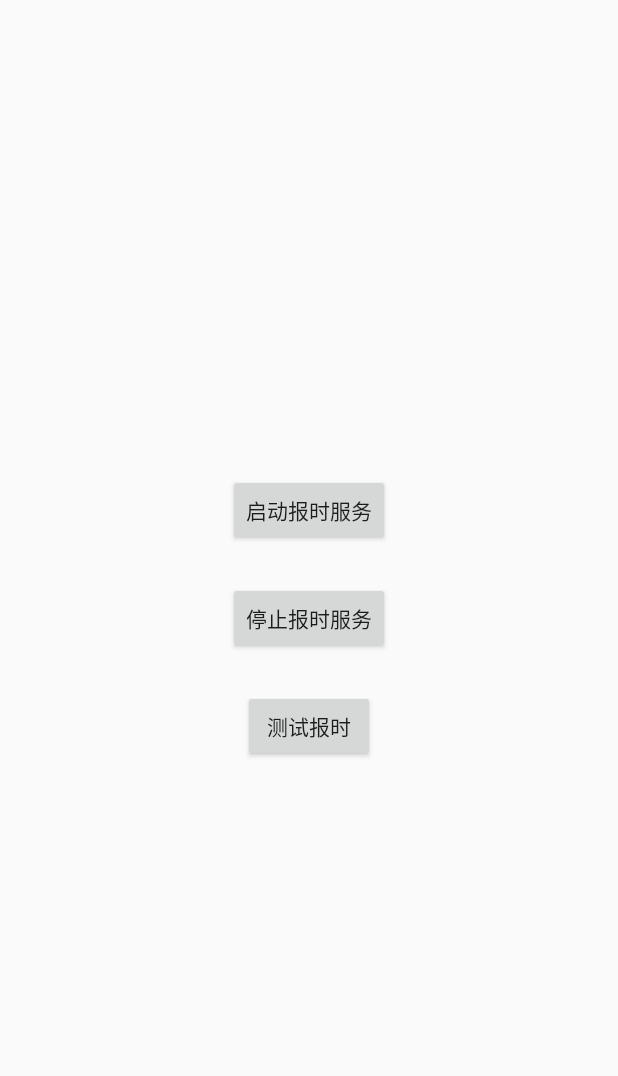
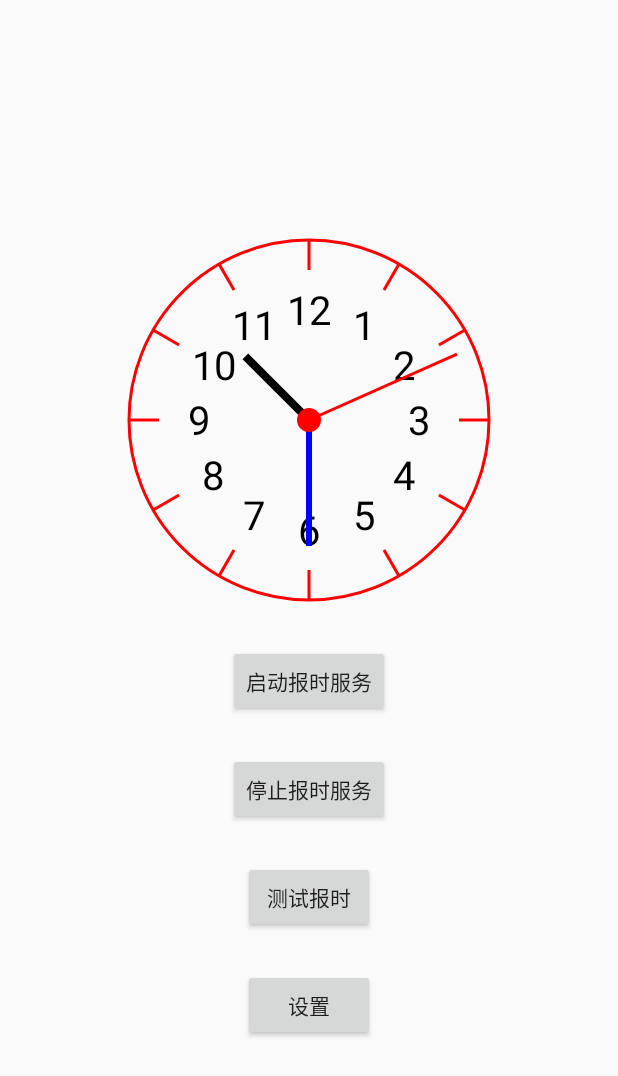
Before and after one commit to privateAccountOfLiu/OpenHourlyChime, an Android app: the layout activity_main.xml on its own in the app's theme, with its tools: preview values and no code run, on a phone screen of 412 x 824 dp. Shown: the top 1076 px of the screen. Run offline under Robolectric (Android 15) with nearby library versions, the phone set to English and light mode, and no system bars.

Commit message:
1. 新增时钟 2. 新增设置（未完善） 3. 修复若干bug与微小改动

```diff
--- a/app/build.gradle.kts
+++ b/app/build.gradle.kts
@@ -43,6 +43,8 @@ dependencies {
     implementation(libs.androidx.appcompat)
     implementation(libs.material)
     implementation(libs.androidx.work.runtime.ktx)
+    implementation(libs.androidx.preference.ktx)
+    implementation(libs.eventbus)
     testImplementation(libs.junit)
     androidTestImplementation(libs.androidx.junit)
     androidTestImplementation(libs.androidx.espresso.core)
--- a/app/src/main/AndroidManifest.xml
+++ b/app/src/main/AndroidManifest.xml
@@ -29,6 +29,10 @@
             </intent-filter>
         </activity>
 
+        <activity
+            android:name=".SettingsActivity"
+            android:label="@string/str9" />
+
         <!-- 前台服务 -->
         <service
             android:name=".TimeService"
--- a/app/src/main/java/com/privacyaccountofliu/openhourlychime/App.kt
+++ b/app/src/main/java/com/privacyaccountofliu/openhourlychime/App.kt
@@ -1,6 +1,5 @@
 package com.privacyaccountofliu.openhourlychime
 
-// App.kt
 import android.app.Application
 import android.app.NotificationChannel
 import android.app.NotificationManager
--- /dev/null
+++ b/app/src/main/java/com/privacyaccountofliu/openhourlychime/ClockView.kt
@@ -0,0 +1,114 @@
+package com.privacyaccountofliu.openhourlychime
+
+import android.content.Context
+import android.graphics.*
+import android.os.Handler
+import android.os.Looper
+import android.util.AttributeSet
+import android.view.View
+import kotlin.math.cos
+import kotlin.math.sin
+import android.util.Log
+import java.time.LocalDateTime
+
+class ClockView @JvmOverloads constructor(
+    context: Context,
+    attrs: AttributeSet? = null,
+    defStyleAttr: Int = 0
+) : View(context, attrs, defStyleAttr) {
+
+    private val paint = Paint(Paint.ANTI_ALIAS_FLAG).apply {
+        style = Paint.Style.STROKE
+        strokeWidth = 4f
+        color = Color.BLACK
+    }
+
+    private val centerPaint = Paint(Paint.ANTI_ALIAS_FLAG).apply {
+        style = Paint.Style.FILL
+        color = Color.RED
+    }
+
+    private val textPaint = Paint(Paint.ANTI_ALIAS_FLAG).apply {
+        textSize = 40f
+        color = Color.BLACK
+        textAlign = Paint.Align.CENTER
+    }
+
+    private val handler = Handler(Looper.getMainLooper())
+    private lateinit var bounds: Rect
+    private var centerX = 0f
+    private var centerY = 0f
+    private var radius = 0f
+
+    private var hourAngle = 0f
+    private var minuteAngle = 0f
+    private var secondAngle = 0f
+
+    private val updateRunnable = object : Runnable {
+        override fun run() {
+            updateTime()
+            invalidate()
+            handler.postDelayed(this, 1000)
+        }
+    }
+
+    override fun onAttachedToWindow() {
+        super.onAttachedToWindow()
+        handler.post(updateRunnable)
+    }
+
+    override fun onDetachedFromWindow() {
+        super.onDetachedFromWindow()
+        handler.removeCallbacks(updateRunnable)
+    }
+
+    override fun onSizeChanged(w: Int, h: Int, oldw: Int, oldh: Int) {
+        super.onSizeChanged(w, h, oldw, oldh)
+        bounds = Rect(0, 0, w, h)
+        centerX = w / 2f
+        centerY = h / 2f
+        radius = (w.coerceAtMost(h) / 2f * 0.8f)
+    }
+
+    override fun onDraw(canvas: Canvas) {
+        super.onDraw(canvas)
+
+        canvas.drawCircle(centerX, centerY, radius, paint)
+
+        for (i in 0 until 12) {
+            val angle = Math.PI / 6 * i
+            val startX = centerX + cos(angle) * (radius - 30)
+            val startY = centerY + sin(angle) * (radius - 30)
+            val stopX = centerX + cos(angle) * radius
+            val stopY = centerY + sin(angle) * radius
+
+            canvas.drawLine(startX.toFloat(), startY.toFloat(), stopX.toFloat(), stopY.toFloat(), paint)
+
+            val textX = centerX + sin(angle) * (radius - 70)
+            val textY = centerY + -cos(angle) * (radius - 70) + 15
+            canvas.drawText(if (i == 0) "12" else i.toString(), textX.toFloat(), textY.toFloat(), textPaint)
+        }
+        drawHand(canvas, hourAngle, radius * 0.5f, Color.BLACK, 8f)
+        drawHand(canvas, minuteAngle, radius * 0.7f, Color.BLUE, 6f)
+        drawHand(canvas, secondAngle, radius * 0.9f, Color.RED, 3f)
+        canvas.drawCircle(centerX, centerY, 12f, centerPaint)
+    }
+
+    private fun drawHand(canvas: Canvas, angle: Float, length: Float, color: Int, strokeWidth: Float) {
+        paint.color = color
+        paint.strokeWidth = strokeWidth
+
+        val radian = Math.toRadians(angle.toDouble())
+        val endX = centerX + cos(radian) * length
+        val endY = centerY + sin(radian) * length
+
+        canvas.drawLine(centerX, centerY, endX.toFloat(), endY.toFloat(), paint)
+    }
+
+    private fun updateTime() {
+        val calendar = LocalDateTime.now()
+        secondAngle = calendar.second / 60f * 360f - 90f
+        minuteAngle = calendar.minute / 60f * 360f - 90f // 360/60=6
+        hourAngle = calendar.hour % 12f / 12f * 360f - 90f + (minuteAngle + 90f) / 12f
+    }
+}
--- /dev/null
+++ b/app/src/main/java/com/privacyaccountofliu/openhourlychime/model/AudioConfigEvent.kt
@@ -0,0 +1,5 @@
+package com.privacyaccountofliu.openhourlychime.model
+
+import android.media.AudioAttributes
+
+data class AudioConfigEvent(val attributes: AudioAttributes)
--- a/app/src/main/res/layout/activity_main.xml
+++ b/app/src/main/res/layout/activity_main.xml
@@ -1,30 +1,48 @@
 <?xml version="1.0" encoding="utf-8"?>
-<LinearLayout
-    xmlns:android="http://schemas.android.com/apk/res/android"
+<LinearLayout xmlns:android="http://schemas.android.com/apk/res/android"
+    xmlns:tools="http://schemas.android.com/tools"
     android:layout_width="match_parent"
     android:layout_height="match_parent"
+    xmlns:app="http://schemas.android.com/apk/res-auto"
     android:orientation="vertical"
     android:gravity="center"
     android:padding="24dp">
+
+    <com.privacyaccountofliu.openhourlychime.ClockView
+        android:id="@+id/clockView"
+        android:layout_width="300dp"
+        android:layout_height="300dp"
+        app:layout_constraintBottom_toBottomOf="parent"
+        app:layout_constraintEnd_toEndOf="parent"
+        app:layout_constraintStart_toStartOf="parent"
+        app:layout_constraintTop_toTopOf="parent"
+        tools:ignore="TextSizeCheck" />
 
     <Button
         android:id="@+id/btnStart"
         android:layout_width="wrap_content"
         android:layout_height="wrap_content"
-        android:text="@string/str1"
-        android:layout_marginBottom="24dp"/>
+        android:layout_marginBottom="24dp"
+        android:text="@string/str1" />
 
     <Button
         android:id="@+id/btnStop"
         android:layout_width="wrap_content"
         android:layout_height="wrap_content"
-        android:text="@string/str2"/>
+        android:text="@string/str2" />
 
     <Button
         android:id="@+id/btnDebug"
         android:layout_width="wrap_content"
         android:layout_height="wrap_content"
-        android:text="@string/str3"
-        android:layout_marginTop="24dp"/>
+        android:layout_marginTop="24dp"
+        android:text="@string/str3" />
+
+    <Button
+        android:id="@+id/btnSettings"
+        android:layout_width="wrap_content"
+        android:layout_height="wrap_content"
+        android:layout_marginTop="24dp"
+        android:text="@string/str9" />
 
 </LinearLayout>
--- a/gradle/libs.versions.toml
+++ b/gradle/libs.versions.toml
@@ -1,6 +1,7 @@
 [versions]
 agp = "8.10.1"
 cactus = "1.1.3-beta13"
+eventbus = "3.3.1"
 kotlin = "2.0.21"
 coreKtx = "1.16.0"
 junit = "4.13.2"
@@ -8,12 +9,15 @@ junitVersion = "1.2.1"
 espressoCore = "3.6.1"
 appcompat = "1.7.1"
 material = "1.10.0"
+preferenceKtx = "1.2.1"
 workRuntimeKtx = "2.10.3"
 
 [libraries]
 androidx-core-ktx = { group = "androidx.core", name = "core-ktx", version.ref = "coreKtx" }
+androidx-preference-ktx = { module = "androidx.preference:preference-ktx", version.ref = "preferenceKtx" }
 androidx-work-runtime-ktx = { module = "androidx.work:work-runtime-ktx", version.ref = "workRuntimeKtx" }
 cactus = { module = "com.gyf.cactus:cactus", version.ref = "cactus" }
+eventbus = { module = "org.greenrobot:eventbus", version.ref = "eventbus" }
 junit = { group = "junit", name = "junit", version.ref = "junit" }
 androidx-junit = { group = "androidx.test.ext", name = "junit", version.ref = "junitVersion" }
 androidx-espresso-core = { group = "androidx.test.espresso", name = "espresso-core", version.ref = "espressoCore" }
```
Also changed, not shown: app/src/main/java/com/privacyaccountofliu/openhourlychime/MainActivity.kt (+35 -1 lines), app/src/main/java/com/privacyaccountofliu/openhourlychime/PreferenceFragmentCompat.kt (added, +23 -0 lines), app/src/main/java/com/privacyaccountofliu/openhourlychime/SettingsActivity.kt (added, +27 -0 lines), app/src/main/java/com/privacyaccountofliu/openhourlychime/TimeService.kt (+66 -40 lines), app/src/main/java/com/privacyaccountofliu/openhourlychime/model/Tools.kt (added, +30 -0 lines), app/src/main/res/layout/activity_settings.xml (+8 -47 lines), app/src/main/res/values/array.xml (added, +21 -0 lines), app/src/main/res/xml/settings_preference.xml (added, +53 -0 lines).
